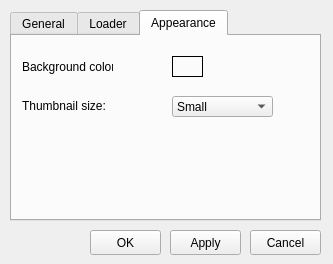
Above: settingsdialog.ui from do-i/thumbgrid before the change. Below: the same form after it.
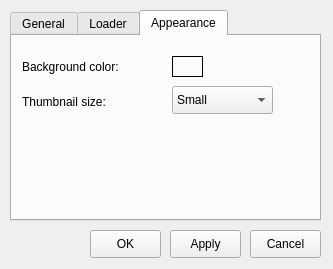
That is the form after the change. The open tabs and pages were chosen to show the change. Custom widgets are drawn as their Qt base class.

The edit to the form file:
```diff
--- a/settingsdialog.ui
+++ b/settingsdialog.ui
@@ -7,7 +7,7 @@
     <x>0</x>
     <y>0</y>
     <width>333</width>
-    <height>264</height>
+    <height>269</height>
    </rect>
   </property>
   <property name="sizePolicy">
@@ -37,7 +37,7 @@
      <x>250</x>
      <y>230</y>
      <width>71</width>
-     <height>25</height>
+     <height>28</height>
     </rect>
    </property>
    <property name="text">
@@ -50,7 +50,7 @@
      <x>90</x>
      <y>230</y>
      <width>71</width>
-     <height>25</height>
+     <height>28</height>
     </rect>
    </property>
    <property name="text">
@@ -328,7 +328,7 @@
       <rect>
        <x>10</x>
        <y>20</y>
-       <width>91</width>
+       <width>141</width>
        <height>21</height>
       </rect>
      </property>
@@ -340,9 +340,9 @@
      <property name="geometry">
       <rect>
        <x>10</x>
-       <y>60</y>
-       <width>91</width>
-       <height>20</height>
+       <y>50</y>
+       <width>141</width>
+       <height>31</height>
       </rect>
      </property>
      <property name="text">
@@ -353,9 +353,9 @@
      <property name="geometry">
       <rect>
        <x>160</x>
-       <y>60</y>
+       <y>50</y>
        <width>101</width>
-       <height>21</height>
+       <height>28</height>
       </rect>
      </property>
      <item>
@@ -387,7 +387,7 @@
      <x>170</x>
      <y>230</y>
      <width>71</width>
-     <height>25</height>
+     <height>28</height>
     </rect>
    </property>
    <property name="text">
```
Left out of the diff: 11 changed lines with no effect on the pictures.
